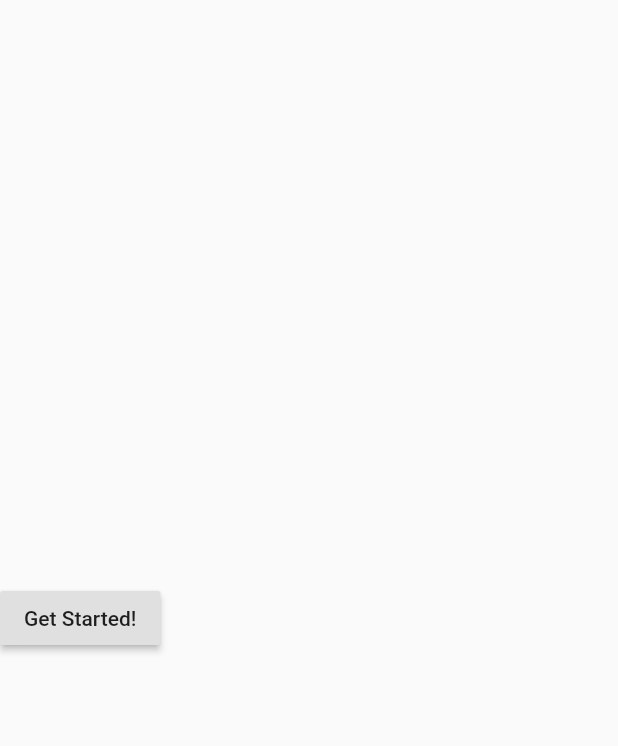
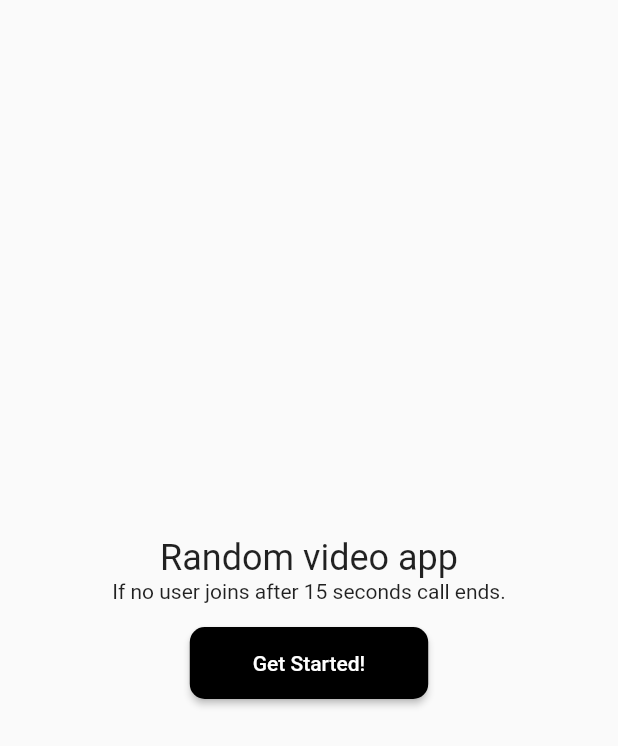
Before and after one commit to adarshbalu/vi_app, a Flutter app: the screen it shows after launch, on a phone screen of 412 x 824 dp. Shown: the top 746 px of the screen. Run offline on Flutter 3.47's test engine with Material 2 defaults, Android fonts, the phone set to English and light mode, and no system bars; our stand-ins replace fluttertoast; missing offline and left inert: agora_rtc_engine, firebase_admob; accounts and stored records are empty.

Commit message:
Fixed minor bugs

```diff
--- a/lib/src/pages/call.dart
+++ b/lib/src/pages/call.dart
@@ -103,6 +103,9 @@ class _CallPageState extends State<CallPage> {
         //  _infoStrings.add(info);
         _users.add(uid);
       });
+      if (_timer.isActive) {
+        _timer.cancel();
+      }
     }, userOffline: (uid, elapsed) {
       setState(() {
         //  final info = '';
--- a/lib/src/pages/home_page.dart
+++ b/lib/src/pages/home_page.dart
@@ -29,12 +29,27 @@ class _HomeRouteState extends State<HomeRoute> {
       body: Column(
         mainAxisAlignment: MainAxisAlignment.center,
         children: [
-          RaisedButton(
-            onPressed: () async {
-              Navigator.push(
-                  context, MaterialPageRoute(builder: (_) => CallPage()));
-            },
-            child: Text('Get Started!'),
+          Text(
+            'Random video app',
+            style: Theme.of(context).textTheme.headline5,
+          ),
+          Text('If no user joins after 15 seconds call ends.'),
+          SizedBox(
+            height: 16,
+          ),
+          Center(
+            child: RaisedButton(
+              color: Colors.black,
+              textColor: Colors.white,
+              padding: EdgeInsets.symmetric(vertical: 16, horizontal: 42),
+              shape: RoundedRectangleBorder(
+                  borderRadius: BorderRadius.circular(10)),
+              onPressed: () async {
+                Navigator.push(
+                    context, MaterialPageRoute(builder: (_) => CallPage()));
+              },
+              child: Text('Get Started!'),
+            ),
           )
         ],
       ),
```
